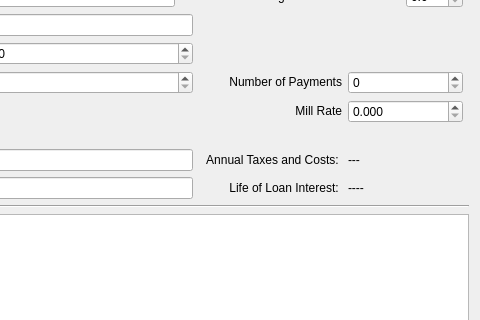
Before: the Qt Designer form mainwindow.ui in themattkerr/Mortgage_Calculator, drawn with Qt 5; both pictures show x 169 to 649 and y 101 to 421 of the 649 by 631 pixel window.
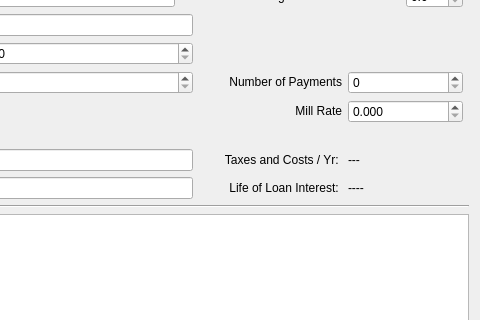
After: the same form once the commit is applied.

```diff
--- a/mainwindow.ui
+++ b/mainwindow.ui
@@ -575,7 +575,7 @@
        </sizepolicy>
       </property>
       <property name="text">
-       <string>Annual Taxes and Costs: </string>
+       <string>Taxes and Costs / Yr: </string>
       </property>
       <property name="textFormat">
        <enum>Qt::RichText</enum>
```
